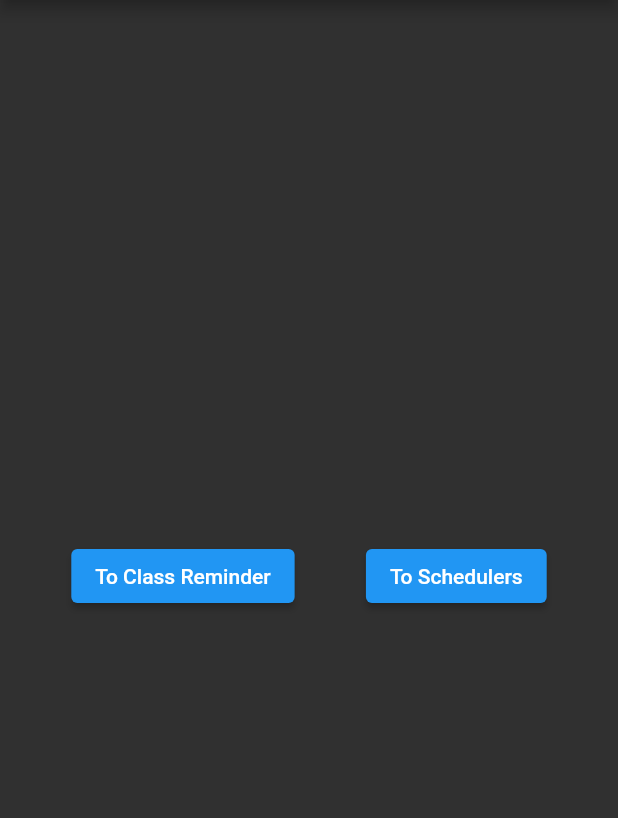
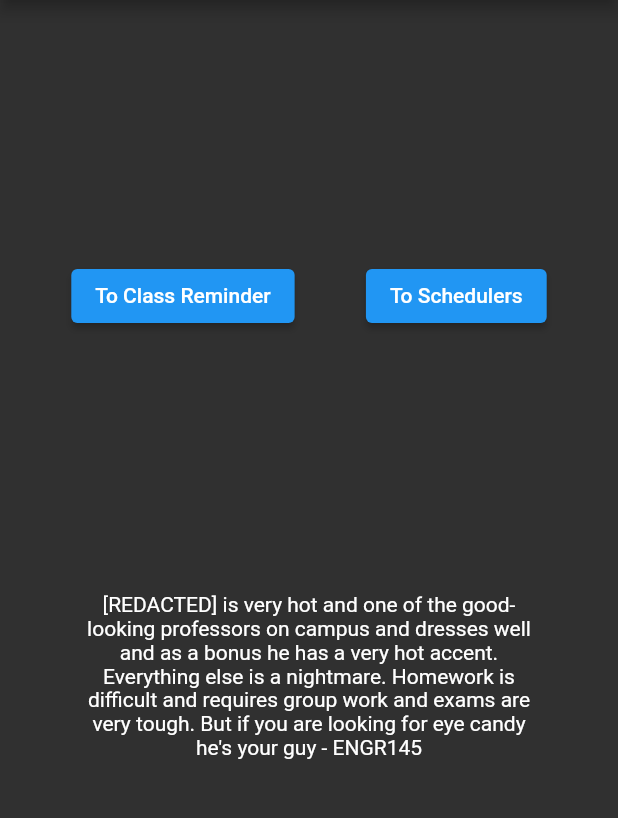
Before and after one commit to InvincibleRMC/Senior-Project, a Flutter app: the screen it shows after launch, on a phone screen of 412 x 824 dp, the part 84-902 px from its top. Run offline on Flutter 3.47's test engine with Material 2 defaults, Android fonts, the phone set to English and light mode, and no system bars; drawn by our look-alikes of animated_text_kit; our stand-ins replace adaptive_theme, dropdown_search; missing offline and left inert: grpc, protobuf; statements that could not run were skipped.

Commit message:
Added quotes (#32)
* added quotes

* update lock

```diff
--- a/front_end/lib/main.dart
+++ b/front_end/lib/main.dart
@@ -1,9 +1,9 @@
+import 'package:animated_text_kit/animated_text_kit.dart';
 import 'package:flutter/material.dart';
 import 'package:adaptive_theme/adaptive_theme.dart';
 import 'package:front_end/network.dart';
 import 'package:front_end/scheduler_page.dart';
 import 'package:front_end/standard_widgets.dart';
-
 import 'class_reminder_page.dart';
 
 void main() async {
@@ -13,6 +13,32 @@ void main() async {
   Network().sendMajorRequest();
   runApp(const MyApp());
 }
+
+List<String> _funny = [
+  "[REDACTED] is very hot and one of the good-looking professors on campus and dresses well and as a bonus he has a very hot accent. Everything else is a nightmare. Homework is difficult and requires group work and exams are very tough. But if you are looking for eye candy he's your guy - ENGR145",
+  "I don't know why he's still here. They should fire this guy - EECS314",
+  "I'm sure he knows his stuff, but you wouldn't know it from the lectures, or talking to him, or his selection of course work - EECS303",
+  "Lost multiple students exams and gave them zeros because \"one exam is dropped\" - ENGR145",
+  "He is r/a/c/i/s/t, and has an anger problem - FSSY112",
+  "I went to his office hours and he called me dumb like 10 times.  -MATH201",
+  "It is too bad that 1 is the lowest rating that I can give. I would give him a flat 0 - MATH201",
+  "No comment. -CHEM113",
+  "If you are a CS student and are thinking about getting a project out of this class to fill in your resume, TAKE IT AND FEEL THE PAIN - ECSE290",
+  "Too smart to be teaching this class - ECON308",
+  "There are hours of homework each week, much of it is beyond the scope of the class, but he included it \"just for fun\" - MATH224",
+  "Didnt think it was possible for my favorite subject , math, to become my least favorite - MATH224",
+  "If you want to have zero social life and want to feel bad about yourself 24/7 -  PHYS115",
+  "There will be moments during this class where you think to yourself, baffled, \"Wow! Is this really a professor or a student pretending to be one?\" Then, you remember, you've learned far more from other students in the class than you ever have from the professor. - CSDS341",
+  "the lab component def makes you reconsider your decisions and makes you depressed - PHYS122LAB",
+  "notes riddled with errors -EECS315",
+  "Most days I left class wondering what the hell he just talked about for the last hour - EECS315",
+  "The labs make me cry every time - CSDS101",
+];
+
+List<RotateAnimatedText> _animated = List.generate(
+    _funny.length,
+    (int index) =>
+        RotateAnimatedText(_funny[index], textAlign: TextAlign.center));
 
 class MyApp extends StatefulWidget {
   const MyApp({super.key});
@@ -63,7 +89,9 @@ class _HomePageState extends State<HomePage> {
   Widget build(BuildContext context) {
     return Scaffold(
         appBar: StandardWidgets.standardAppBar(),
-      body: Center(
+        body:
+            Column(mainAxisAlignment: MainAxisAlignment.spaceEvenly, children: [
+          Center(
             child: Row(
               mainAxisAlignment: MainAxisAlignment.spaceEvenly,
               children: <Widget>[
@@ -73,8 +101,8 @@ class _HomePageState extends State<HomePage> {
                     Navigator.pushReplacement(
                         context,
                         MaterialPageRoute(
-                      builder: (context) =>
-                          const ClassReminderPage(key: Key("class_reminder")),
+                          builder: (context) => const ClassReminderPage(
+                              key: Key("class_reminder")),
                         ));
                   },
                   child: const Text("To Class Reminder"),
@@ -94,6 +122,13 @@ class _HomePageState extends State<HomePage> {
               ],
             ),
           ),
-    );
+          SizedBox(
+              height: 200,
+              width: MediaQuery.of(context).size.width * 0.75,
+              child: AnimatedTextKit(
+                animatedTexts: _animated,
+                repeatForever: true,
+              ))
+        ]));
   }
 }
--- a/front_end/pubspec.yaml
+++ b/front_end/pubspec.yaml
@@ -45,6 +45,7 @@ dependencies:
   protoc_plugin: ^20.0.1
   flutter_launcher_icons: ^0.12.0
   grpc: ^3.1.0
+  animated_text_kit: ^4.2.2
 
 dev_dependencies:
   flutter_test:
```
Also changed, not shown: front_end/pubspec.lock. Lines whose indentation alone changed are shown as unchanged.
